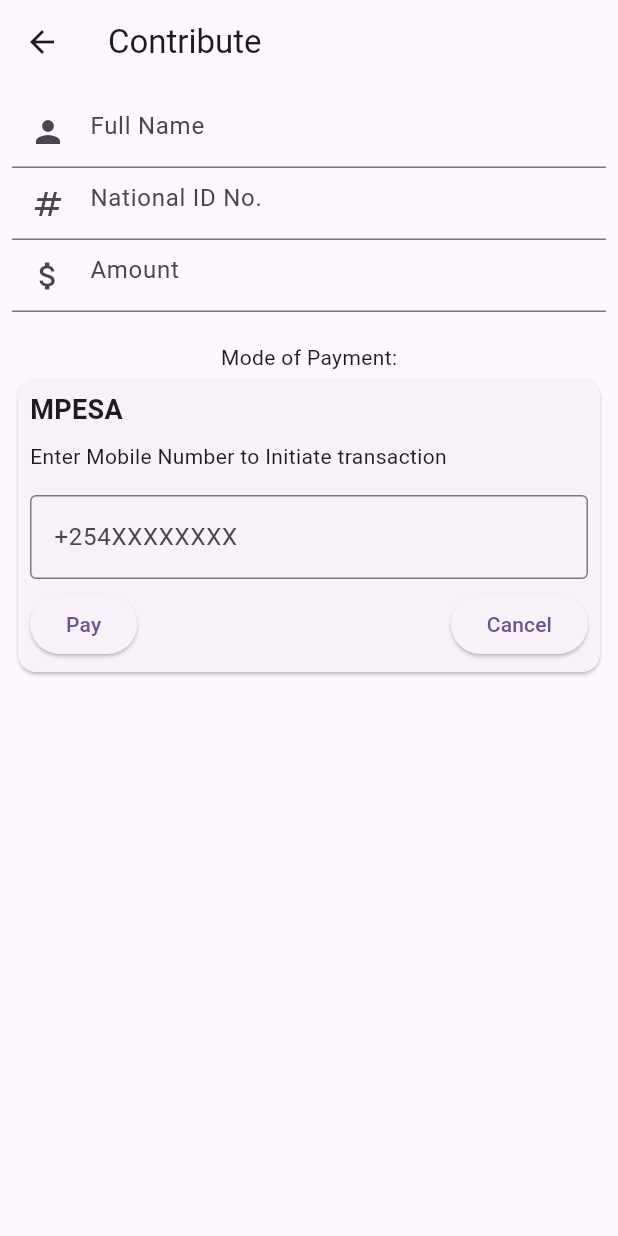
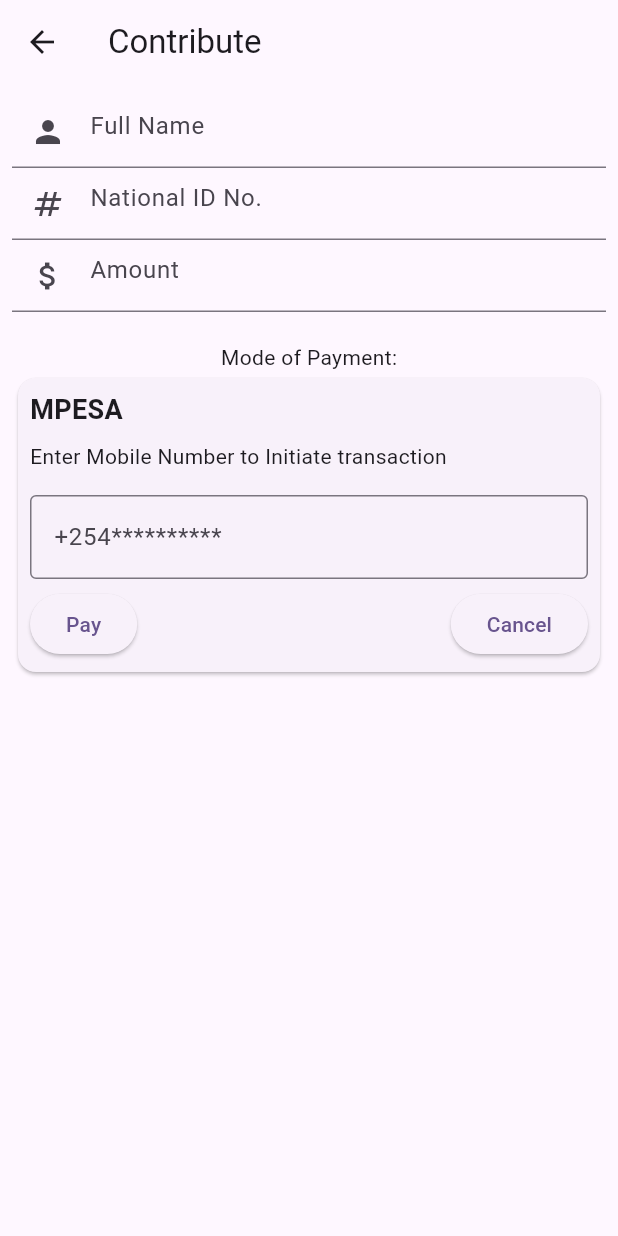
Before and after one commit to stevenjoro098/Sacco-Flutter-App, a Flutter app: the screen it shows after launch, after a tap on "Make Contribution", on a phone screen of 412 x 824 dp. Run offline on Flutter 3.47's test engine with Material 3 defaults, Android fonts, the light colour scheme and no system bars; network calls fail.

Commit message:
Make contribution updates

```diff
--- a/lib/card_drawer.dart
+++ b/lib/card_drawer.dart
@@ -45,7 +45,7 @@
                   TextFormField(
                     controller: _textEditingController,
                     decoration: const InputDecoration(
-                      labelText: '+254XXXXXXXX',
+                      labelText: '+254********',
                       border: OutlineInputBorder(),
                     ),
                   ),
--- a/lib/main.dart
+++ b/lib/main.dart
@@ -2,6 +2,7 @@
 
 import 'register.dart';
 import 'make_contribution.dart';
+import 'view_history.dart';
 
 void main() {
   runApp(const MyApp());
@@ -14,7 +15,6 @@
     return MaterialApp(
       title: 'Flutter Demo',
       theme: ThemeData(
-
         colorScheme: ColorScheme.fromSeed(seedColor: Colors.deepPurple),
         useMaterial3: true,
       ),
@@ -39,9 +39,9 @@
    // than having to individually change instances of widgets.
     return Scaffold(
       body: Padding(
-        padding: const EdgeInsets.all(8.0),
+        padding: const EdgeInsets.all(10.0),
         child: Column(
-          mainAxisAlignment: MainAxisAlignment.start,
+          //mainAxisAlignment: MainAxisAlignment.start,
           children: <Widget>[
               const SizedBox(height: 20,),
               Row(
@@ -50,6 +50,7 @@
                   const Text("Hello, Stephen",
                     style: TextStyle(
                       fontSize: 20,
+                      fontFamily: 'Poppins',
                       fontWeight: FontWeight.bold
                     ),
                   ),
@@ -58,7 +59,7 @@
                       icon: const Icon(Icons.person))
                 ],
               ),
-              Row(
+              const Row(
                 mainAxisAlignment: MainAxisAlignment.start,
                 children: [
                   Text('Total Contributions:',
@@ -84,12 +85,17 @@
                     children: <Widget>[
                       TextButton(
                         child: const Text('View History'),
-                        onPressed:(){},
+                        onPressed:(){
+                          Navigator.push(context,
+                              MaterialPageRoute(builder: (context) => const ViewHistory()));
+
+                        },
                       ),
                       const SizedBox(width: 8),
                       TextButton(
                         child: const Text('Make Contribution'),
                         onPressed: () {
+                          print('Pressed');
                           Navigator.push(context,
                               MaterialPageRoute(builder: (context) => const MakeContribution()));
 
@@ -102,73 +108,73 @@
                 ],
               ),
             ),
-              Row(
-                mainAxisAlignment: MainAxisAlignment.start,
-                children: [
-                  Text('Recent Transactions:',
-                    style: TextStyle(
-                        fontFamily: "Poppins",
-                        fontSize: 18
-                    ),
-                  ),
-                  Card(
-                    child: Column(
-                      mainAxisSize: MainAxisSize.min,
-                      children: [
-                        const ListTile(
-                          leading: Icon(Icons.money_outlined),
-                          title: Text("Ksh. 5000"),
-                          subtitle: Text("Amount"),
-                        ),
-                        Row(
-                          mainAxisAlignment: MainAxisAlignment.end,
-                          children: <Widget>[
-                            TextButton(
-                              child: const Text('View History'),
-                              onPressed:(){},
-                            ),
-                            const SizedBox(width: 8),
-                            TextButton(
-                              child: const Text('Make Contribution'),
-                              onPressed: () {},
-                            ),
-                            const SizedBox(width: 8),
-                          ],
-                        ),
-                        SizedBox(height: 10,)
-                      ],
-                    ),
-                  ),
-                  Card(
-                    child: Column(
-                      mainAxisSize: MainAxisSize.min,
-                      children: [
-                        const ListTile(
-                          leading: Icon(Icons.money_outlined),
-                          title: Text("Ksh. 5000"),
-                          subtitle: Text("Amount"),
-                        ),
-                        Row(
-                          mainAxisAlignment: MainAxisAlignment.end,
-                          children: <Widget>[
-                            TextButton(
-                              child: const Text('View History'),
-                              onPressed:(){},
-                            ),
-                            const SizedBox(width: 8),
-                            TextButton(
-                              child: const Text('Make Contribution'),
-                              onPressed: () {},
-                            ),
-                            const SizedBox(width: 8),
-                          ],
-                        ),
-                        SizedBox(height: 10,)
-                      ],
-                    ),
-                  ),
-                ],
-            ),
+            //   Row(
+            //     mainAxisAlignment: MainAxisAlignment.start,
+            //     children: [
+            //       Text('Recent Transactions:',
+            //         style: TextStyle(
+            //             fontFamily: "Poppins",
+            //             fontSize: 18
+            //         ),
+            //       ),
+            //       Card(
+            //         child: Column(
+            //           mainAxisSize: MainAxisSize.min,
+            //           children: [
+            //             const ListTile(
+            //               leading: Icon(Icons.money_outlined),
+            //               title: Text("Ksh. 5000"),
+            //               subtitle: Text("Amount"),
+            //             ),
+            //             Row(
+            //               mainAxisAlignment: MainAxisAlignment.end,
+            //               children: <Widget>[
+            //                 TextButton(
+            //                   child: const Text('View History'),
+            //                   onPressed:(){},
+            //                 ),
+            //                 const SizedBox(width: 8),
+            //                 TextButton(
+            //                   child: const Text('Make Contribution'),
+            //                   onPressed: () {},
+            //                 ),
+            //                 const SizedBox(width: 8),
+            //               ],
+            //             ),
+            //             SizedBox(height: 10,)
+            //           ],
+            //         ),
+            //       ),
+            //       Card(
+            //         child: Column(
+            //           mainAxisSize: MainAxisSize.min,
+            //           children: [
+            //             const ListTile(
+            //               leading: Icon(Icons.money_outlined),
+            //               title: Text("Ksh. 5000"),
+            //               subtitle: Text("Amount"),
+            //             ),
+            //             Row(
+            //               mainAxisAlignment: MainAxisAlignment.end,
+            //               children: <Widget>[
+            //                 TextButton(
+            //                   child: const Text('View History'),
+            //                   onPressed:(){},
+            //                 ),
+            //                 const SizedBox(width: 8),
+            //                 TextButton(
+            //                   child: const Text('Make Contribution'),
+            //                   onPressed: () {},
+            //                 ),
+            //                 const SizedBox(width: 8),
+            //               ],
+            //             ),
+            //             SizedBox(height: 10,)
+            //           ],
+            //         ),
+            //       ),
+            //     ],
+            // ),
             const Card(
               child: Column(
                 mainAxisSize: MainAxisSize.min,
--- a/lib/make_contribution.dart
+++ b/lib/make_contribution.dart
@@ -1,6 +1,8 @@
+import 'dart:convert';
+
 import 'package:flutter/material.dart';
+import 'package:http/http.dart' as http;
 
-import 'card_drawer.dart';
 
 class MakeContribution extends StatefulWidget {
   const MakeContribution({super.key});
@@ -10,7 +12,52 @@
 }
 
 class _MakeContributionState extends State<MakeContribution> {
-  bool isDrawerOpen = false;
+
+  TextEditingController _textEditingController = TextEditingController();
+  TextEditingController _fullnameController = TextEditingController();
+  TextEditingController _nationalIDController = TextEditingController();
+  TextEditingController _amountController = TextEditingController();
+
+  // *************************** Send Contribution ********************************
+  void resetTextController(){
+    _amountController.text = '';
+    _fullnameController.text = '';
+    _nationalIDController.text = '';
+  }
+  Future<void> sendMemberContribution(Map<String, dynamic> contribData)async {
+    final url = 'http://127.0.0.1:9000/api/make/contribution/';
+
+    final headers = {
+      'Content-Type': 'application/json; charset=UTF-8',
+      'Accept': "application/json"
+    };
+    try{
+      final response = await http.post(
+        Uri.parse(url),
+        headers: headers,
+        body: jsonEncode(contribData),
+      );
+      if(response.statusCode == 200){
+        List<dynamic> res = jsonDecode(response.body);
+        print(res[0]);
+        ScaffoldMessenger.of(context).showSnackBar(
+             SnackBar(
+              content: Text('${ res[0] }'),
+            )
+        );
+        resetTextController();
+      } else if(response.statusCode == 404){
+        ScaffoldMessenger.of(context).showSnackBar(
+            const SnackBar(
+              content: Text("Member Not Found"),
+            )
+        );
+      }
+    } catch(e){
+      print('Error: $e');
+    }
+}
+
   @override
   Widget build(BuildContext context) {
     return Scaffold(
@@ -22,6 +69,7 @@
         child: Column(
           children: [
             TextFormField(
+              controller: _fullnameController,
               decoration: const InputDecoration(
                 hintText: 'Full Name',
                 prefixIcon: Icon(Icons.person)
@@ -34,6 +82,7 @@
               },
             ),
             TextFormField(
+              controller: _nationalIDController,
               decoration: const InputDecoration(
                   hintText: 'National ID No.',
                   prefixIcon: Icon(Icons.numbers)
@@ -46,6 +95,7 @@
               },
             ),
             TextFormField(
+              controller: _amountController,
               decoration: const InputDecoration(
                   hintText: 'Amount',
                   prefixIcon: Icon(Icons.attach_money_sharp)
@@ -61,13 +111,57 @@
 
             SizedBox(height: 20,),
             Text('Mode of Payment:'),
-            CardWithDrawer(
-              isOpen: isDrawerOpen,
-              onToggle: () {
-                setState(() {
-                  isDrawerOpen = !isDrawerOpen;
-                });
-              },
+            Card(
+              child: Padding(
+                padding: const EdgeInsets.all(8.0),
+                child: Column(
+                  crossAxisAlignment: CrossAxisAlignment.start,
+                  children: [
+                    const Text(
+                      'MPESA',
+                      style: TextStyle(
+                        fontSize: 18.0,
+                        fontWeight: FontWeight.bold,
+                      ),
+                    ),
+                    const SizedBox(height: 8.0),
+                    const Text('Enter Mobile Number to Initiate transaction'),
+                    const SizedBox(height: 16.0),
+
+                    TextFormField(
+                      controller: _textEditingController,
+                      decoration: const InputDecoration(
+                        labelText: '+254**********',
+                        border: OutlineInputBorder(),
+                      ),
+                    ),
+                    SizedBox(height: 6,),
+                    Row(
+                      //mainAxisSize: MainAxisSize.min,
+                      mainAxisAlignment: MainAxisAlignment.spaceBetween,
+                      children: [
+                        ElevatedButton(
+                            onPressed: (){
+                              final contribData = {
+                                'full_name': _fullnameController.text,
+                                'national_id': _nationalIDController.text,
+                                'amount': _amountController.text
+                              };
+                              print(contribData);
+                              sendMemberContribution(contribData);
+                            },
+                            child: Text('Pay')
+                        ),
+                        ElevatedButton(onPressed: (){
+                          _textEditingController.text = "";
+                        }, child: Text('Cancel'))
+                      ],
+                    )
+
+
+                  ],
+                ),
+              ),
             ),
           ],
         ),
```
Also changed, not shown: lib/view_history.dart (added, +20 -0 lines).
